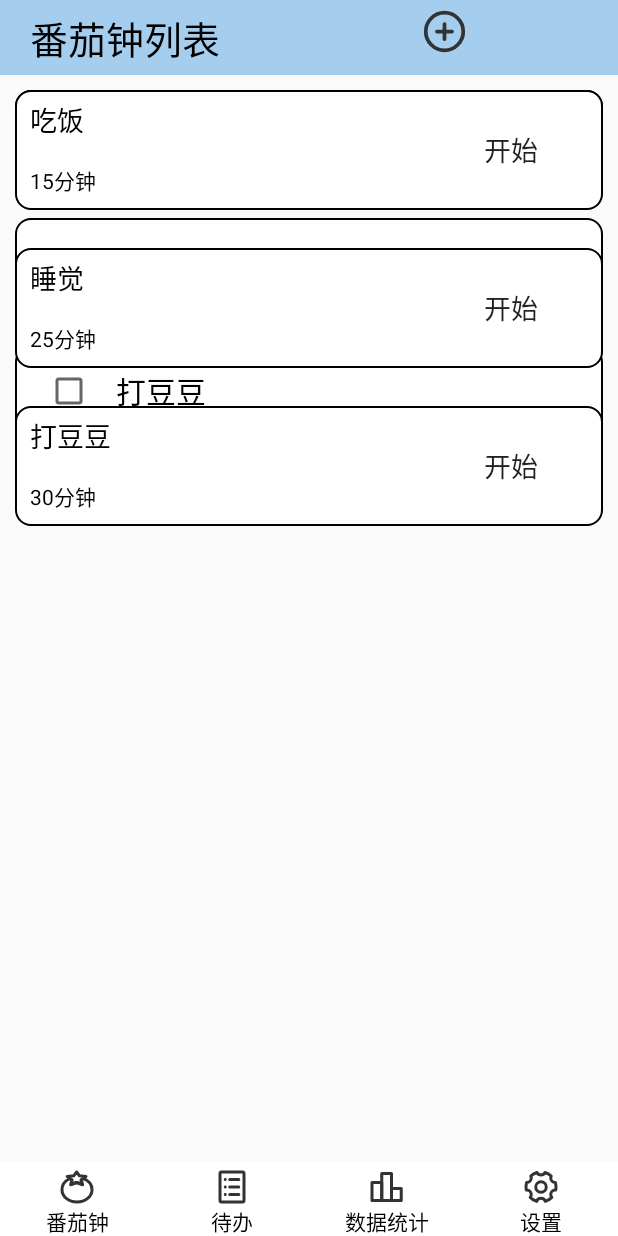
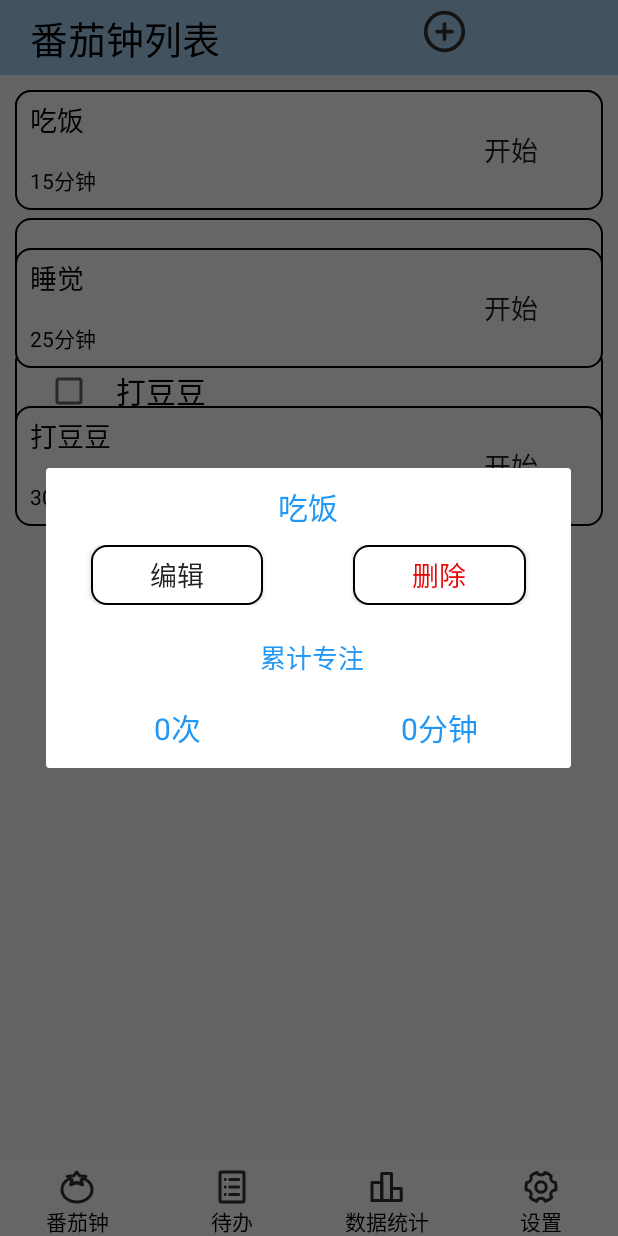
Before and after one commit to Qingzhujiu/pomodoroClock, an Android app: the fragment tomatoClockFragment placed in its activity, after a tap on "吃饭", on a phone screen of 412 x 824 dp. Run offline under Robolectric (Android 15) with nearby library versions, the phone set to English and light mode, and no system bars; our stand-ins replace Room's generated code.

Commit message:
主要框架已经实现 剩下数据导入部分 以及钟表界面的实现...

```diff
--- a/app/src/main/java/com/myprogram/pomodoroClock/MainActivity.java
+++ b/app/src/main/java/com/myprogram/pomodoroClock/MainActivity.java
@@ -135,4 +135,5 @@ public class MainActivity extends AppCompatActivity implements View.OnClickListe
     @Override
     public void onDialogNegativeClick(RecordDialog dialog) {
     }
+
 }
--- a/app/src/main/java/com/myprogram/pomodoroClock/Record/RecordDialog.java
+++ b/app/src/main/java/com/myprogram/pomodoroClock/Record/RecordDialog.java
@@ -83,6 +83,7 @@ public class RecordDialog extends DialogFragment {
                         Toast.LENGTH_SHORT).show();
             }
         });
+
         builder.setNegativeButton("取消", new DialogInterface.OnClickListener() {
             @Override
             public void onClick(DialogInterface dialog, int which) {
--- a/app/src/main/java/com/myprogram/pomodoroClock/Record/RecordListAdapter.java
+++ b/app/src/main/java/com/myprogram/pomodoroClock/Record/RecordListAdapter.java
@@ -39,6 +39,7 @@ public class RecordListAdapter extends ListAdapter<Record, RecordViewHolder> {
                 recordDialog.show(fm, "recordDialog");
             }
         });
+
     }
 
 
--- a/app/src/main/java/com/myprogram/pomodoroClock/dialog/tomato_clock_touch_dialog.java
+++ b/app/src/main/java/com/myprogram/pomodoroClock/dialog/tomato_clock_touch_dialog.java
@@ -6,18 +6,49 @@ import androidx.appcompat.app.AppCompatActivity;
 import android.app.Dialog;
 import android.content.Context;
 import android.os.Bundle;
+import android.view.View;
+import android.widget.Button;
+import android.widget.TextView;
 
 import com.myprogram.pomodoroClock.R;
+import com.myprogram.pomodoroClock.pojo.Pomodora;
 
-public class tomato_clock_touch_dialog extends Dialog {
+public class tomato_clock_touch_dialog extends Dialog implements View.OnClickListener {
 
-    public tomato_clock_touch_dialog(@NonNull Context context) {
+    Button tomato_clock_touch_dialog_edit;
+    Button tomato_clock_touch_dialog_del;
+    TextView tomato_clock_touch_dialog_duration;
+    TextView tomato_clock_touch_dialog_count;
+    TextView tomato_clock_touch_dialog_name;
+    Pomodora pomodora;
+    public tomato_clock_touch_dialog(@NonNull Context context, Pomodora pomodora) {
         super(context);
+        this.pomodora=pomodora;
     }
 
     @Override
     protected void onCreate(Bundle savedInstanceState) {
         super.onCreate(savedInstanceState);
         setContentView(R.layout.activity_tomato_clock_touch_dialog);
+
+        tomato_clock_touch_dialog_name = findViewById(R.id.tomato_clock_touch_dialog_name);
+        tomato_clock_touch_dialog_count = findViewById(R.id.tomato_clock_touch_dialog_count);
+        tomato_clock_touch_dialog_del = findViewById(R.id.tomato_clock_touch_dialog_del);
+        tomato_clock_touch_dialog_duration = findViewById(R.id.tomato_clock_touch_dialog_duration);
+        tomato_clock_touch_dialog_edit = findViewById(R.id.tomato_clock_touch_dialog_edit);
+
+        tomato_clock_touch_dialog_name.setText(pomodora.getClockName());
+        tomato_clock_touch_dialog_count.setText(String.valueOf(pomodora.getCount())+"次");
+        tomato_clock_touch_dialog_duration.setText(String.valueOf(pomodora.getDuration()+"分钟"));
+
+        tomato_clock_touch_dialog_edit.setOnClickListener(this);
+        tomato_clock_touch_dialog_del.setOnClickListener(this);
+
+    }
+
+
+    @Override
+    public void onClick(View view) {
+
     }
 }
--- a/app/src/main/java/com/myprogram/pomodoroClock/fragment/listFragment.java
+++ b/app/src/main/java/com/myprogram/pomodoroClock/fragment/listFragment.java
@@ -22,9 +22,10 @@ import com.myprogram.pomodoroClock.pojo.ToDo;
 
 import java.util.List;
 
-public class listFragment extends Fragment implements View.OnClickListener, AdapterView.OnItemSelectedListener {
+public class listFragment extends Fragment implements View.OnClickListener, AdapterView.OnItemClickListener {
     View view;
     RecordViewModel recordViewModel;
+    List<ToDo> todoInfo;
 
     @Nullable
     @Override
@@ -42,11 +43,11 @@ public class listFragment extends Fragment implements View.OnClickListener, Adap
         todo_layout_bt.setOnClickListener(this);
 
         //获取数据
-        List<ToDo> todoInfo = ToDoListGenerator.getTodoInfo();
+        todoInfo = ToDoListGenerator.getTodoInfo();
         //构造一个适配器
         ItemBaseAdapter itemBaseAdapter = new ItemBaseAdapter(view.getContext(),todoInfo);
         todo_list_lv.setAdapter(itemBaseAdapter);
-        todo_list_lv.setOnItemSelectedListener(this);
+        todo_list_lv.setOnItemClickListener(this);
 
         return view;
     }
@@ -54,23 +55,18 @@ public class listFragment extends Fragment implements View.OnClickListener, Adap
     @Override
     public void onClick(View view) {
         if (view.getId()==R.id.todo_layout_bt){
-            showDialog();
+            showDialog(null);
         }
     }
 
-    private void showDialog(){
-        todo_insert_dialog todo_insert_dialog = new todo_insert_dialog(view.getContext(), recordViewModel);
+    private void showDialog(ToDo toDo){
+        todo_insert_dialog todo_insert_dialog = new todo_insert_dialog(view.getContext(), recordViewModel,toDo);
         todo_insert_dialog.show();
 
     }
 
     @Override
-    public void onItemSelected(AdapterView<?> adapterView, View view, int i, long l) {
-        //待办 思路：复用添加时的dialog即可 替换diaglog中EditText组件的text属性即可 基本思路同添加
-    }
-
-    @Override
-    public void onNothingSelected(AdapterView<?> adapterView) {
-
+    public void onItemClick(AdapterView<?> adapterView, View view, int i, long l) {
+        showDialog(todoInfo.get(i));
     }
 }
--- a/app/src/main/java/com/myprogram/pomodoroClock/fragment/tomatoClockFragment.java
+++ b/app/src/main/java/com/myprogram/pomodoroClock/fragment/tomatoClockFragment.java
@@ -1,53 +1,47 @@
 package com.myprogram.pomodoroClock.fragment;
 
-import android.icu.number.Scale;
 import android.os.Bundle;
 
 import androidx.fragment.app.Fragment;
-import androidx.lifecycle.ViewModelProvider;
 
-import android.view.Display;
 import android.view.LayoutInflater;
 import android.view.View;
 import android.view.ViewGroup;
-import android.view.Window;
-import android.view.WindowManager;
 import android.widget.AdapterView;
-import android.widget.Button;
 import android.widget.ImageButton;
 import android.widget.ListView;
 
 import com.myprogram.pomodoroClock.R;
-import com.myprogram.pomodoroClock.Record.RecordViewModel;
 import com.myprogram.pomodoroClock.adapter.TomatoClockBaseAdapter;
 import com.myprogram.pomodoroClock.bean.PomodoraListGenerator;
-import com.myprogram.pomodoroClock.dialog.todo_insert_dialog;
 import com.myprogram.pomodoroClock.dialog.tomato_clock_add_dialog;
+import com.myprogram.pomodoroClock.dialog.tomato_clock_touch_dialog;
 import com.myprogram.pomodoroClock.pojo.Pomodora;
 
 import java.util.List;
 
 
 public class tomatoClockFragment extends Fragment implements View.OnClickListener, AdapterView.OnItemClickListener {
-    View view;
+    View mview;
+    List<Pomodora> pomodaraInfo;
 
     @Override
     public View onCreateView(LayoutInflater inflater, ViewGroup container,
                              Bundle savedInstanceState) {
-        view=inflater.inflate(R.layout.fragment_tomato_clock, container, false);
-        ImageButton fragment_tomato_clock_bt = view.findViewById(R.id.fragment_tomato_clock_bt);
+        mview =inflater.inflate(R.layout.fragment_tomato_clock, container, false);
+        ImageButton fragment_tomato_clock_bt = mview.findViewById(R.id.fragment_tomato_clock_bt);
         fragment_tomato_clock_bt.setOnClickListener(this);
 
 
-        ListView tomato_clock_lv = view.findViewById(R.id.tomato_clock_lv);
+        ListView tomato_clock_lv = mview.findViewById(R.id.tomato_clock_lv);
 
-        List<Pomodora> pomodaraInfo = PomodoraListGenerator.getPomodaraInfo();
+        pomodaraInfo = PomodoraListGenerator.getPomodaraInfo();
 
-        TomatoClockBaseAdapter tomatoClockBaseAdapter = new TomatoClockBaseAdapter(view.getContext(), pomodaraInfo);
+        TomatoClockBaseAdapter tomatoClockBaseAdapter = new TomatoClockBaseAdapter(mview.getContext(), pomodaraInfo);
         tomato_clock_lv.setAdapter(tomatoClockBaseAdapter);
         tomato_clock_lv.setOnItemClickListener(this);
 
-        return view;
+        return mview;
 
     }
 
@@ -60,14 +54,15 @@ public class tomatoClockFragment extends Fragment implements View.OnClickListene
 
 
     private void showDialog(){
-        tomato_clock_add_dialog tomato_clock_add_dialog = new tomato_clock_add_dialog(view.getContext());
-
+        tomato_clock_add_dialog tomato_clock_add_dialog = new tomato_clock_add_dialog(mview.getContext());
         tomato_clock_add_dialog.show();
 
     }
 
+
     @Override
     public void onItemClick(AdapterView<?> adapterView, View view, int i, long l) {
-
+        tomato_clock_touch_dialog tomato_clock_touch_dialog = new tomato_clock_touch_dialog(mview.getContext(),pomodaraInfo.get(i));
+        tomato_clock_touch_dialog.show();
     }
 }
--- a/app/src/main/java/com/myprogram/pomodoroClock/pojo/ToDo.java
+++ b/app/src/main/java/com/myprogram/pomodoroClock/pojo/ToDo.java
@@ -1,7 +1,7 @@
 package com.myprogram.pomodoroClock.pojo;
 
 public class ToDo {
-
+    long todoId;
     //任务是否完成
     private boolean isFinished;
     //任务的内容
--- a/app/src/main/res/layout/activity_todo_insert_dialog.xml
+++ b/app/src/main/res/layout/activity_todo_insert_dialog.xml
@@ -2,8 +2,8 @@
 <LinearLayout xmlns:android="http://schemas.android.com/apk/res/android"
     xmlns:app="http://schemas.android.com/apk/res-auto"
     xmlns:tools="http://schemas.android.com/tools"
-    android:layout_width="400dp"
-    android:layout_height="300dp"
+    android:layout_width="350dp"
+    android:layout_height="200dp"
     tools:context=".dialog.todo_insert_dialog">
     <LinearLayout
         android:layout_width="match_parent"
--- a/app/src/main/res/layout/activity_todo_items.xml
+++ b/app/src/main/res/layout/activity_todo_items.xml
@@ -4,7 +4,8 @@
     xmlns:tools="http://schemas.android.com/tools"
     android:layout_width="match_parent"
     android:layout_height="wrap_content"
-    tools:context=".items.todo_items">
+    tools:context=".items.todo_items"
+    android:descendantFocusability="blocksDescendants">
     <LinearLayout
         android:layout_width="match_parent"
         android:layout_height="60dp"
--- a/app/src/main/res/layout/activity_tomato_clock_items.xml
+++ b/app/src/main/res/layout/activity_tomato_clock_items.xml
@@ -4,7 +4,8 @@
     xmlns:tools="http://schemas.android.com/tools"
     android:layout_width="match_parent"
     android:layout_height="match_parent"
-    tools:context=".items.tomato_clock_items">
+    tools:context=".items.tomato_clock_items"
+    android:descendantFocusability="blocksDescendants">
     <LinearLayout
         android:layout_width="match_parent"
         android:layout_height="80dp"
--- a/app/src/main/res/layout/activity_tomato_clock_touch_dialog.xml
+++ b/app/src/main/res/layout/activity_tomato_clock_touch_dialog.xml
@@ -2,22 +2,25 @@
 <LinearLayout xmlns:android="http://schemas.android.com/apk/res/android"
     xmlns:app="http://schemas.android.com/apk/res-auto"
     xmlns:tools="http://schemas.android.com/tools"
-    android:layout_width="200dp"
-    android:layout_height="wrap_content"
+    android:layout_width="350dp"
+    android:layout_height="200dp"
     tools:context=".dialog.tomato_clock_touch_dialog">
 
     <LinearLayout
+        android:layout_marginTop="5dp"
         android:layout_width="match_parent"
         android:layout_height="match_parent"
         android:orientation="vertical">
 
         <TextView
+            android:id="@+id/tomato_clock_touch_dialog_name"
             android:layout_width="match_parent"
-            android:layout_height="25dp"
+            android:layout_height="30dp"
+            android:gravity="center"
             android:text="番茄钟名称"
+            android:textSize="20sp"
             android:textColor="@color/blue2"
             android:layout_margin="5dp"/>
-
 
         <LinearLayout
             android:layout_width="match_parent"
@@ -25,53 +28,42 @@
             android:layout_marginTop="5dp"
             android:orientation="horizontal">
             <Button
-                android:layout_margin="2dp"
+                android:id="@+id/tomato_clock_touch_dialog_edit"
+                android:layout_marginHorizontal="30dp"
                 android:layout_width="0dp"
                 android:layout_weight="1"
                 android:layout_height="match_parent"
-                android:textSize="10sp"
+                android:textSize="18sp"
                 android:text="编辑"
                 android:background="@drawable/common_background"/>
             <Button
-                android:layout_margin="2dp"
+                android:id="@+id/tomato_clock_touch_dialog_del"
+                android:layout_marginHorizontal="30dp"
                 android:layout_width="0dp"
                 android:layout_weight="1"
                 android:layout_height="match_parent"
+                android:textColor="@color/red"
                 android:text="删除"
-                android:textSize="10sp"
+                android:textSize="18sp"
                 android:background="@drawable/common_background"/>
-            <Button
-                android:layout_margin="2dp"
-                android:layout_width="0dp"
-                android:layout_weight="1"
-                android:layout_height="match_parent"
-                android:background="@drawable/common_background"
-                android:text="更换背景"
-                android:textSize="10sp"/>
-            <Button
-                android:layout_margin="2dp"
-                android:layout_width="0dp"
-                android:layout_weight="1"
-                android:layout_height="match_parent"
-                android:text="更换音乐"
-                android:textSize="10sp"
-                android:background="@drawable/common_background"/>
+
         </LinearLayout>
 
 
         <LinearLayout
-            android:layout_marginTop="10dp"
+            android:layout_marginTop="20dp"
             android:layout_width="match_parent"
-            android:layout_height="40dp"
+            android:layout_height="match_parent"
             android:orientation="vertical">
 
             <TextView
                 android:layout_width="match_parent"
                 android:layout_marginLeft="5dp"
                 android:layout_marginBottom="5dp"
-                android:layout_height="15dp"
+                android:layout_height="30dp"
                 android:text="累计专注"
-                android:textSize="11sp"
+                android:gravity="center"
+                android:textSize="17sp"
                 android:textColor="@color/blue2"/>
 
             <LinearLayout
@@ -79,16 +71,20 @@
                 android:layout_height="match_parent"
                 android:orientation="horizontal">
                 <TextView
+                    android:id="@+id/tomato_clock_touch_dialog_count"
                     android:gravity="center"
                     android:layout_width="0dp"
                     android:layout_weight="1"
                     android:layout_height="match_parent"
                     android:text="使用次数"
+                    android:textSize="20sp"
                     android:textColor="@color/blue2"/>
                 <TextView
+                    android:id="@+id/tomato_clock_touch_dialog_duration"
                     android:gravity="center"
                     android:layout_width="0dp"
                     android:layout_weight="1"
+                    android:textSize="20sp"
                     android:layout_height="match_parent"
                     android:textColor="@color/blue2"
                     android:text="使用总时长"/>
@@ -97,7 +93,6 @@
 
             </LinearLayout>
 
-
         </LinearLayout>
 
     </LinearLayout>
--- a/app/src/main/res/layout/fragment_tomato_clock.xml
+++ b/app/src/main/res/layout/fragment_tomato_clock.xml
@@ -5,6 +5,7 @@
     android:layout_height="match_parent"
     android:id="@+id/tomato_clock_fragment_container"
     tools:context=".fragment.tomatoClockFragment">
+
     <LinearLayout
         android:layout_width="match_parent"
         android:layout_height="match_parent"
@@ -43,7 +44,7 @@
             android:layout_height="wrap_content"
             android:divider="@null"
             android:dividerHeight="5dp"
-            android:listSelector="@color/transparent" />
+            android:listSelector="@color/transparent"/>
 
     </LinearLayout>
 </FrameLayout>
--- a/app/src/main/res/values/colors.xml
+++ b/app/src/main/res/values/colors.xml
@@ -13,4 +13,5 @@
     <color name="blue2">#2297F4</color>
     <color name="buttonLabel">#FFFFFFFF</color>
     <color name="colorPrimary">#66ccff</color>
+    <color name="red">#E80909</color>
 </resources>
```
Also changed, not shown: app/src/main/AndroidManifest.xml (+0 -14 lines), app/src/main/java/com/myprogram/pomodoroClock/dialog/todo_insert_dialog.java (+10 -2 lines), app/src/main/java/com/myprogram/pomodoroClock/dialog/tomato_clock_add_dialog.java (+6 -3 lines), app/src/main/java/com/myprogram/pomodoroClock/pojo/Pomodora.java (+1 -31 lines).
